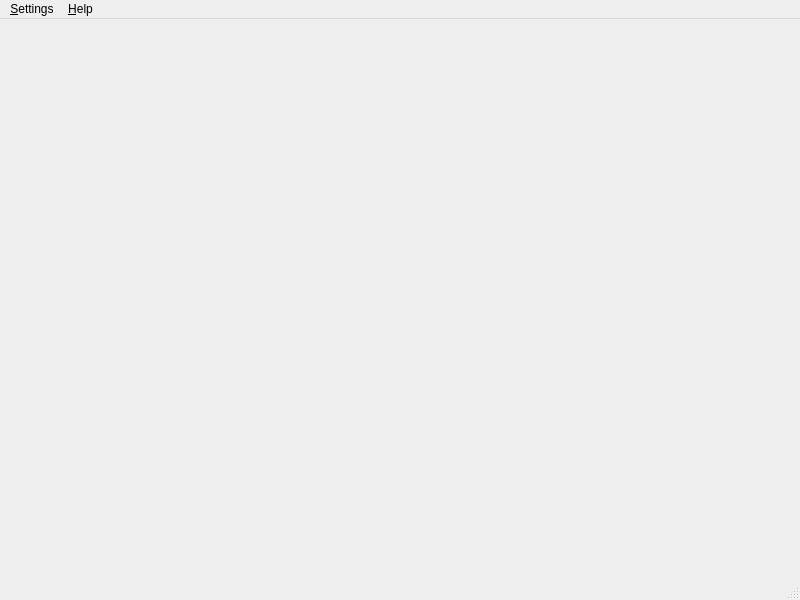
The window that src/main/python/ui/app.ui (3ll3d00d/qvibe-analyser) describes before a commit, drawn with Qt 5.
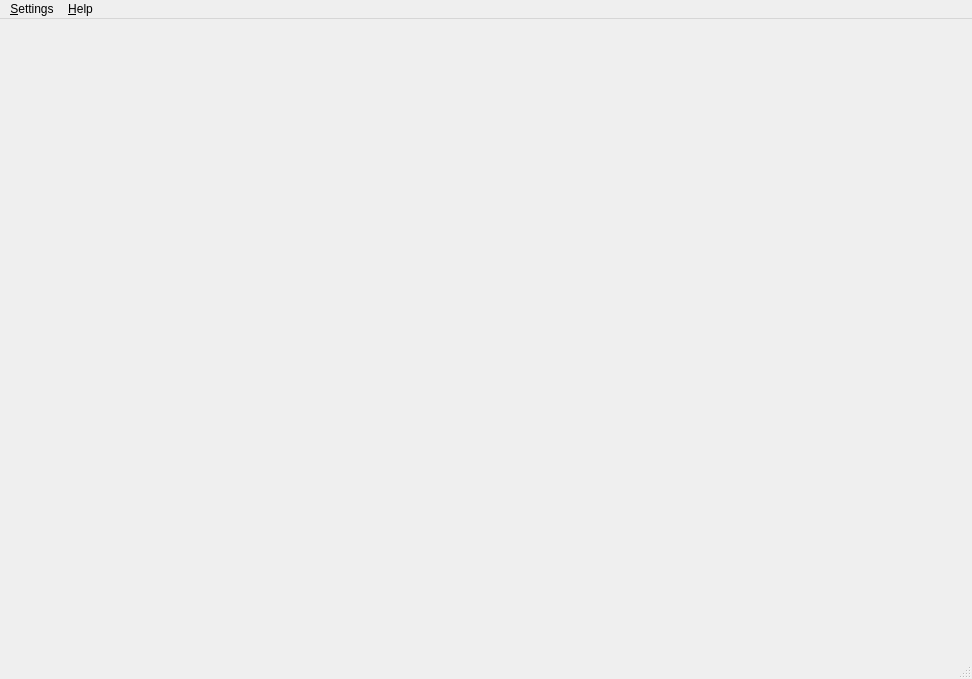
The same window after the commit.

```diff
--- a/src/main/python/ui/app.ui
+++ b/src/main/python/ui/app.ui
@@ -6,20 +6,26 @@
    <rect>
     <x>0</x>
     <y>0</y>
-    <width>800</width>
-    <height>600</height>
+    <width>972</width>
+    <height>679</height>
    </rect>
   </property>
   <property name="windowTitle">
    <string>MainWindow</string>
   </property>
-  <widget class="QWidget" name="centralwidget"/>
+  <widget class="QWidget" name="centralwidget">
+   <layout class="QGridLayout" name="gridLayout_2">
+    <item row="0" column="0">
+     <layout class="QGridLayout" name="gridLayout"/>
+    </item>
+   </layout>
+  </widget>
   <widget class="QMenuBar" name="menubar">
    <property name="geometry">
     <rect>
      <x>0</x>
      <y>0</y>
-     <width>800</width>
+     <width>972</width>
      <height>30</height>
     </rect>
    </property>
```
Left out of the diff: 11 changed lines with no effect on the pictures.
